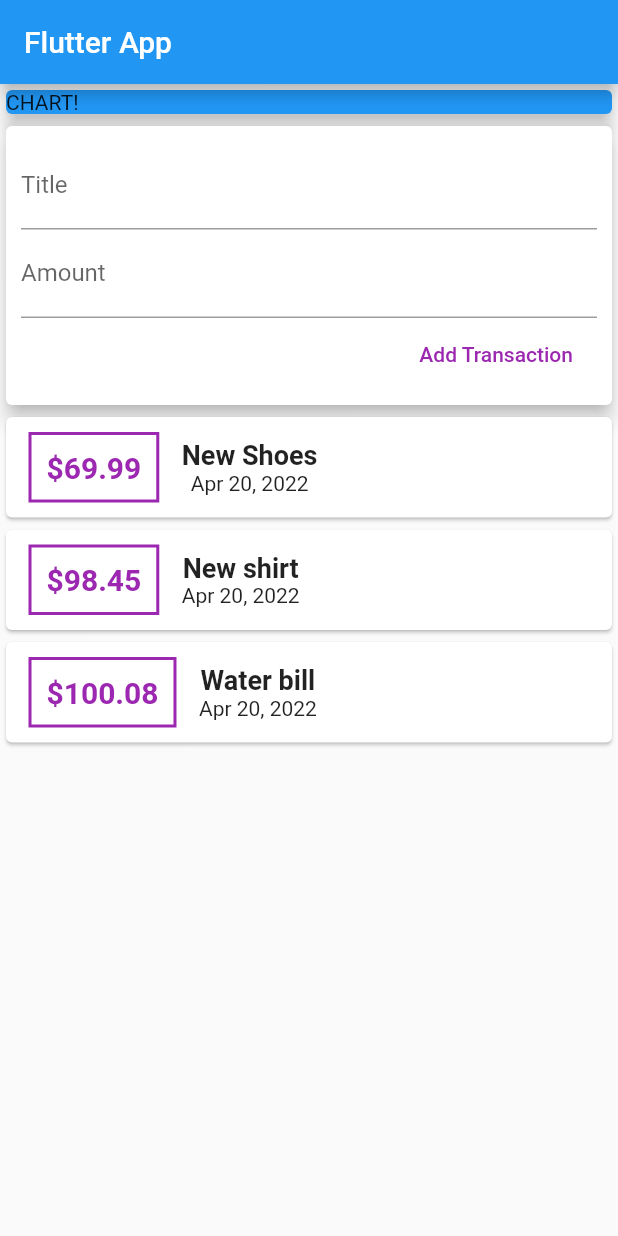
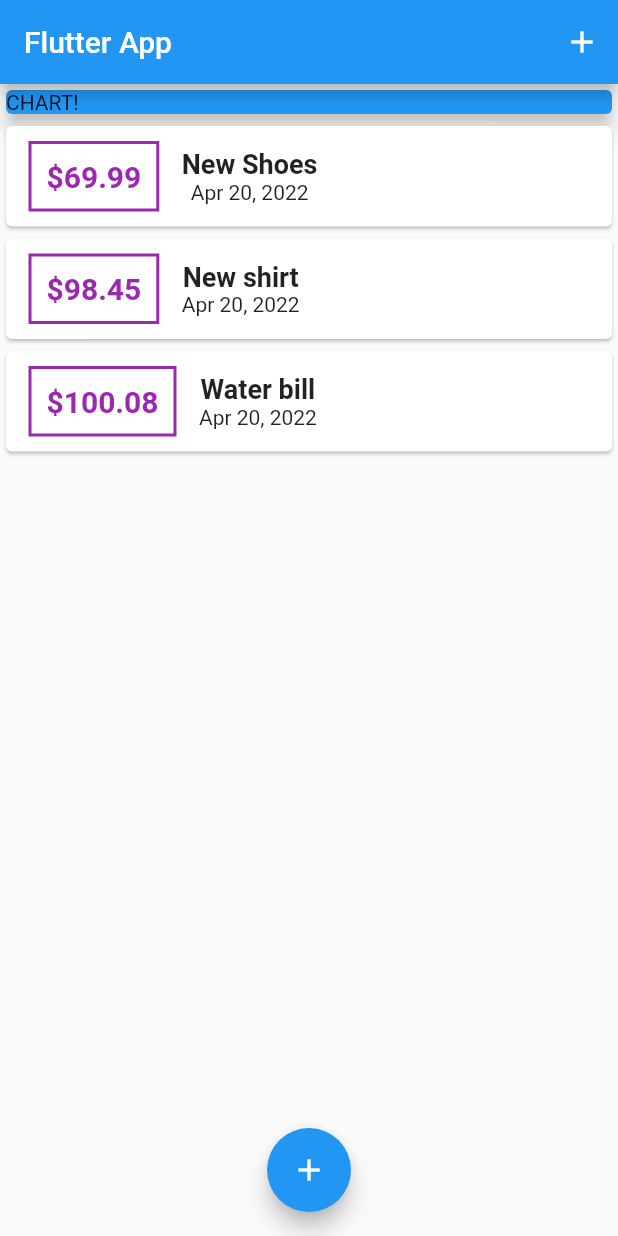
Before and after one commit to jiahaoliuliu/FlutterAndDartTheCompleteGuide-2022Edition, a Flutter app: the screen it shows after launch, on a phone screen of 412 x 824 dp. Run offline on Flutter 3.47's test engine with Material 2 defaults, Android fonts, the phone set to English and light mode, and no system bars.

Commit message:
Adding the floating action button  and the app bar icon, whom will open the bottom sheet. Moved the add new transaction to the bottom sheet

```diff
--- a/section4/lib/main.dart
+++ b/section4/lib/main.dart
@@ -1,5 +1,7 @@
 import 'package:flutter/material.dart';
-import './widgets/user_transactions.dart';
+import 'package:section4/widgets/new_transaction.dart';
+import './models/transaction.dart';
+import './widgets/transaction_list.dart';
 
 void main() => runApp(MyApp());
 
@@ -13,13 +15,55 @@ class MyApp extends StatelessWidget {
   }
 }
 
-class MyHomePage extends StatelessWidget {
+class MyHomePage extends StatefulWidget {
+  @override
+  State<MyHomePage> createState() => _MyHomePageState();
+}
+
+class _MyHomePageState extends State<MyHomePage> {
+  final List<Transaction> _transactionsList = [
+    Transaction(
+        id: 't1', title: 'New Shoes', amount: 69.99, date: DateTime.now()),
+    Transaction(
+        id: 't2', title: 'New shirt', amount: 98.45, date: DateTime.now()),
+    Transaction(
+        id: 't3', title: 'Water bill', amount: 100.08, date: DateTime.now()),
+  ];
+
+  void _addNewTransaction(String title, double amount) {
+    final newTransaction = Transaction(
+        title: title,
+        amount: amount,
+        date: DateTime.now(),
+        id: DateTime.now().toString());
+
+    setState(() {
+      _transactionsList.add(newTransaction);
+    });
+  }
+
+  void _startAddNewTransaction(BuildContext context) {
+    showModalBottomSheet(
+      context: context,
+      builder: (_) {
+        return GestureDetector(
+          child: NewTransactions(_addNewTransaction),
+          onTap: (){},
+          behavior: HitTestBehavior.opaque,
+        )
+      },
+    );
+  }
+
   @override
   Widget build(BuildContext context) {
     return Scaffold(
-      appBar: AppBar(
-        title: Text('Flutter App'),
-      ),
+      appBar: AppBar(title: Text('Flutter App'), actions: <Widget>[
+        IconButton(
+          icon: const Icon(Icons.add),
+          onPressed: () => _startAddNewTransaction(context),
+        )
+      ]),
       body: SingleChildScrollView(
         child: Column(
           // mainAxisAlignment: MainAxisAlignment.spaceAround,
@@ -35,9 +79,14 @@ class MyHomePage extends StatelessWidget {
                 elevation: 5,
               ),
             ),
-            UserTransactions(),
+            TransactionList(_transactionsList),
           ],
         ),
+      ),
+      floatingActionButtonLocation: FloatingActionButtonLocation.centerFloat,
+      floatingActionButton: FloatingActionButton(
+        child: Icon(Icons.add),
+        onPressed: () => _startAddNewTransaction(context),
       ),
     );
   }
--- a/section4/lib/widgets/transaction_list.dart
+++ b/section4/lib/widgets/transaction_list.dart
@@ -23,7 +23,7 @@ class TransactionList extends StatelessWidget {
                 ),
                 padding: EdgeInsets.all(10),
                 child: Text(
-                  '\$${_transactionsList[position].amount}',
+                  '\$${_transactionsList[position].amount.toStringAsFixed(2)}',
                   style: TextStyle(
                     fontWeight: FontWeight.bold,
                     fontSize: 20,
--- a/section4/lib/widgets/user_transactions.dart
+++ /dev/null
@@ -1,43 +0,0 @@
-import 'package:flutter/material.dart';
-
-import './new_transaction.dart';
-import './transaction_list.dart';
-import '../models/transaction.dart';
-
-class UserTransactions extends StatefulWidget {
-  @override
-  State<UserTransactions> createState() => _UserTransactionsState();
-}
-
-class _UserTransactionsState extends State<UserTransactions> {
-  final List<Transaction> transactionsList = [
-    Transaction(
-        id: 't1', title: 'New Shoes', amount: 69.99, date: DateTime.now()),
-    Transaction(
-        id: 't2', title: 'New shirt', amount: 98.45, date: DateTime.now()),
-    Transaction(
-        id: 't3', title: 'Water bill', amount: 100.08, date: DateTime.now()),
-  ];
-
-  void _addNewTransaction(String title, double amount) {
-    final newTransaction = Transaction(
-        title: title,
-        amount: amount,
-        date: DateTime.now(),
-        id: DateTime.now().toString());
-
-    setState(() {
-      transactionsList.add(newTransaction);
-    });
-  }
-
-  @override
-  Widget build(BuildContext context) {
-    return Column(
-      children: [
-        NewTransactions(_addNewTransaction),
-        TransactionList(transactionsList)
-      ],
-    );
-  }
-}
```
Also changed, not shown: section4/lib/widgets/new_transaction.dart (+17 -2 lines), 1 other file.
